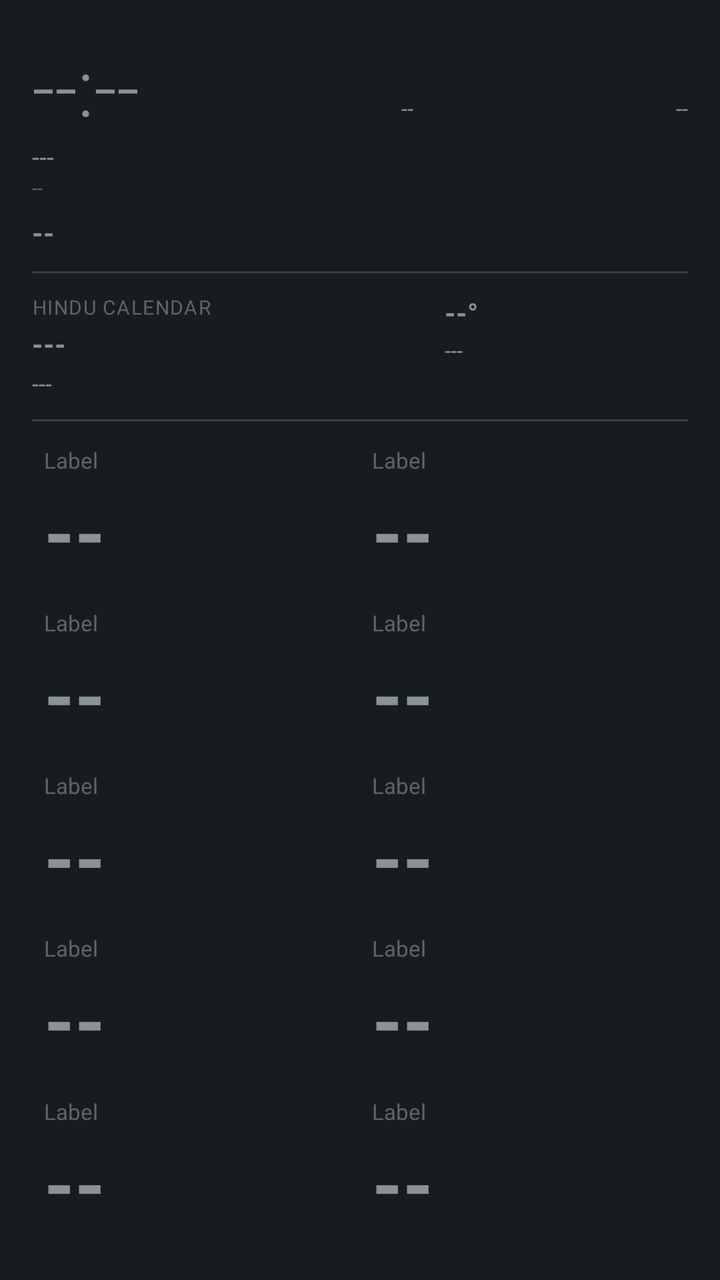
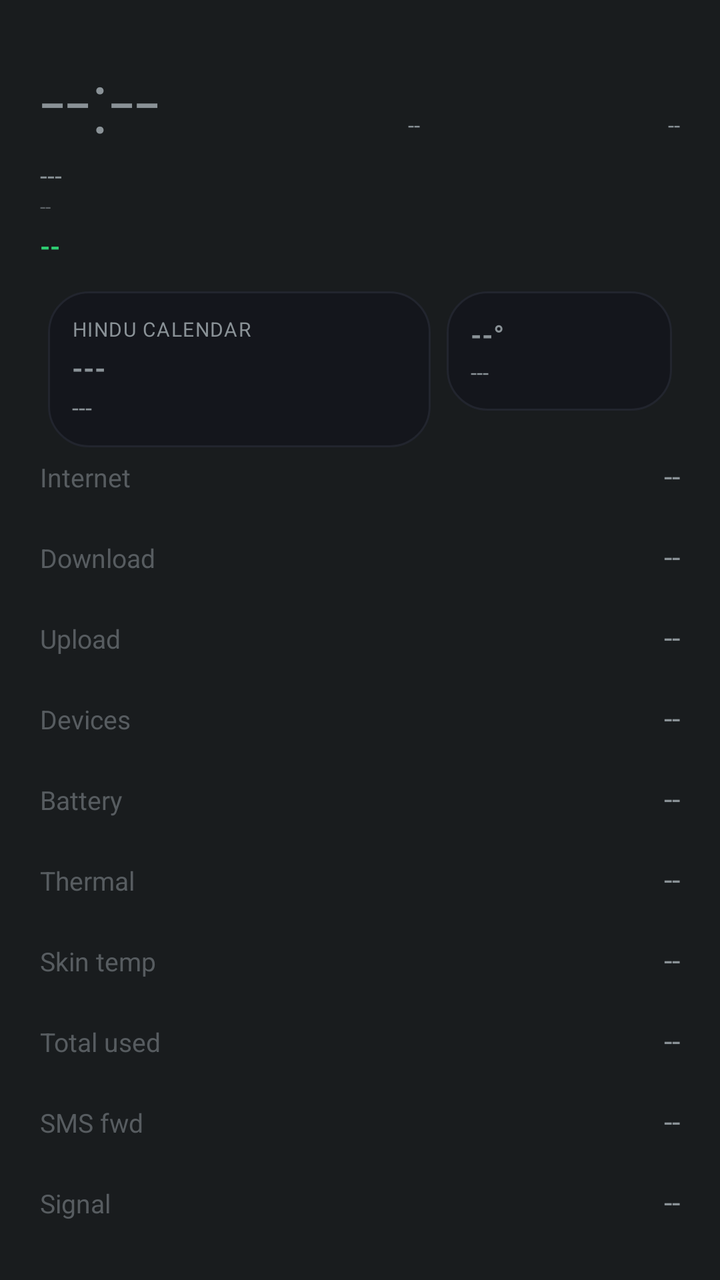

Compare the two renders of this Android layout. The source of the first and the diff that turns it into the second are given below.
<!-- AndroidManifest.xml: application theme android:Theme.DeviceDefault.NoActionBar -->
<!-- res/layout/aod_layout_oneplus_minimal.xml -->
<?xml version="1.0" encoding="utf-8"?>
<LinearLayout xmlns:android="http://schemas.android.com/apk/res/android"
    android:id="@+id/bg_root"
    android:layout_width="match_parent"
    android:layout_height="match_parent"
    android:orientation="vertical"
    android:padding="16dp">

    <LinearLayout
        android:layout_width="match_parent"
        android:layout_height="wrap_content"
        android:orientation="horizontal">

        <TextView
            android:id="@+id/clock"
            android:layout_width="wrap_content"
            android:layout_height="wrap_content"
            android:textSize="40sp"
            android:fontFamily="sans-serif-light"
            android:text="--:--" />

        <TextView
            android:id="@+id/net_type_badge"
            android:layout_width="0dp"
            android:layout_height="wrap_content"
            android:layout_weight="1"
            android:layout_gravity="top"
            android:gravity="end"
            android:textSize="11sp"
            android:text="--" />

        <TextView
            android:id="@+id/akd_badge"
            android:layout_width="0dp"
            android:layout_height="wrap_content"
            android:layout_weight="1"
            android:layout_gravity="top"
            android:gravity="end"
            android:textSize="11sp"
            android:text="--" />
    </LinearLayout>

    <TextView
        android:id="@+id/date"
        android:layout_width="wrap_content"
        android:layout_height="wrap_content"
        android:textSize="13sp"
        android:text="---" />

    <TextView
        android:id="@+id/perf_badge"
        android:layout_width="wrap_content"
        android:layout_height="wrap_content"
        android:textSize="10sp"
        android:alpha="0.6"
        android:text="--" />

    <TextView
        android:id="@+id/health_badge"
        android:layout_width="wrap_content"
        android:layout_height="wrap_content"
        android:layout_marginTop="6dp"
        android:textAllCaps="true"
        android:textStyle="bold"
        android:textSize="14sp"
        android:text="--" />

    <TextView
        android:id="@+id/muhurat_badge"
        android:layout_width="wrap_content"
        android:layout_height="wrap_content"
        android:textSize="11sp"
        android:textStyle="bold"
        android:visibility="gone"
        android:text="--" />

    <View
        android:layout_width="match_parent"
        android:layout_height="1dp"
        android:layout_marginTop="10dp"
        android:layout_marginBottom="10dp"
        android:alpha="0.15"
        android:background="#ffffff" />

    <LinearLayout
        android:layout_width="match_parent"
        android:layout_height="wrap_content"
        android:orientation="horizontal">

        <LinearLayout
            android:id="@+id/panchang_card"
            android:layout_width="0dp"
            android:layout_height="wrap_content"
            android:layout_weight="1.7"
            android:orientation="vertical">

            <TextView
                android:id="@+id/panchang_header"
                android:layout_width="wrap_content"
                android:layout_height="wrap_content"
                android:textSize="10sp"
                android:textAllCaps="true"
                android:letterSpacing="0.05"
                android:alpha="0.6"
                android:text="Hindu calendar" />

            <TextView
                android:id="@+id/panchang_tithi"
                android:layout_width="match_parent"
                android:layout_height="wrap_content"
                android:layout_marginTop="2dp"
                android:textStyle="bold"
                android:maxLines="1"
                android:autoSizeTextType="uniform"
                android:autoSizeMinTextSize="13sp"
                android:autoSizeMaxTextSize="18sp"
                android:text="---" />

            <TextView
                android:id="@+id/panchang_nakshatra"
                android:layout_width="match_parent"
                android:layout_height="wrap_content"
                android:layout_marginTop="2dp"
                android:textSize="12sp"
                android:maxLines="1"
                android:ellipsize="end"
                android:text="---" />
        </LinearLayout>

        <LinearLayout
            android:id="@+id/weather_card"
            android:layout_width="0dp"
            android:layout_height="wrap_content"
            android:layout_weight="1"
            android:orientation="vertical">

            <TextView
                android:id="@+id/weather_temp"
                android:layout_width="match_parent"
                android:layout_height="wrap_content"
                android:textStyle="bold"
                android:maxLines="1"
                android:autoSizeTextType="uniform"
                android:autoSizeMinTextSize="14sp"
                android:autoSizeMaxTextSize="22sp"
                android:text="--°" />

            <TextView
                android:id="@+id/weather_condition"
                android:layout_width="match_parent"
                android:layout_height="wrap_content"
                android:layout_marginTop="2dp"
                android:textSize="11sp"
                android:maxLines="2"
                android:text="---" />
        </LinearLayout>
    </LinearLayout>

    <View
        android:layout_width="match_parent"
        android:layout_height="1dp"
        android:layout_marginTop="10dp"
        android:layout_marginBottom="6dp"
        android:alpha="0.15"
        android:background="#ffffff" />

    <LinearLayout
        android:layout_width="match_parent"
        android:layout_height="0dp"
        android:layout_weight="1"
        android:orientation="horizontal">
        <include layout="@layout/aod_card_minimal" android:id="@+id/row0" />
        <include layout="@layout/aod_card_minimal" android:id="@+id/row1" />
    </LinearLayout>

    <LinearLayout
        android:layout_width="match_parent"
        android:layout_height="0dp"
        android:layout_weight="1"
        android:orientation="horizontal">
        <include layout="@layout/aod_card_minimal" android:id="@+id/row2" />
        <include layout="@layout/aod_card_minimal" android:id="@+id/row4" />
    </LinearLayout>

    <LinearLayout
        android:layout_width="match_parent"
        android:layout_height="0dp"
        android:layout_weight="1"
        android:orientation="horizontal">
        <include layout="@layout/aod_card_minimal" android:id="@+id/row5" />
        <include layout="@layout/aod_card_minimal" android:id="@+id/row6" />
    </LinearLayout>

    <LinearLayout
        android:layout_width="match_parent"
        android:layout_height="0dp"
        android:layout_weight="1"
        android:orientation="horizontal">
        <include layout="@layout/aod_card_minimal" android:id="@+id/row3" />
        <include layout="@layout/aod_card_minimal" android:id="@+id/row7" />
    </LinearLayout>

    <LinearLayout
        android:layout_width="match_parent"
        android:layout_height="0dp"
        android:layout_weight="1"
        android:orientation="horizontal">
        <include layout="@layout/aod_card_minimal" android:id="@+id/row8" />
        <include layout="@layout/aod_card_minimal" android:id="@+id/row9" />
    </LinearLayout>

</LinearLayout>
<!-- res/layout/aod_card_minimal.xml (included above) -->
<?xml version="1.0" encoding="utf-8"?>
<LinearLayout xmlns:android="http://schemas.android.com/apk/res/android"
    android:layout_width="0dp"
    android:layout_height="match_parent"
    android:layout_weight="1"
    android:layout_margin="6dp"
    android:orientation="vertical"
    android:gravity="center_vertical">

    <TextView
        android:id="@+id/stat_label"
        android:layout_width="wrap_content"
        android:layout_height="wrap_content"
        android:textSize="11sp"
        android:alpha="0.6"
        android:text="Label" />

    <TextView
        android:id="@+id/stat_value"
        android:layout_width="match_parent"
        android:layout_height="0dp"
        android:layout_weight="1"
        android:layout_marginTop="2dp"
        android:gravity="center_vertical"
        android:textStyle="bold"
        android:maxLines="1"
        android:autoSizeTextType="uniform"
        android:autoSizeMinTextSize="13sp"
        android:autoSizeMaxTextSize="60sp"
        android:autoSizeStepGranularity="1sp"
        android:text="--" />

</LinearLayout>
<!-- resources referenced by this layout -->
<resources>

</resources>

<!-- the commit's change to res/layout/aod_layout_oneplus_minimal.xml (unified diff, before → after) -->
@@ -4,243 +4,77 @@
     android:layout_width="match_parent"
     android:layout_height="match_parent"
     android:orientation="vertical"
-    android:padding="16dp">
+    android:padding="20dp">
 
     <LinearLayout
         android:layout_width="match_parent"
         android:layout_height="wrap_content"
         android:orientation="horizontal">
+        <TextView android:id="@+id/clock" android:layout_width="wrap_content" android:layout_height="wrap_content"
+            android:textSize="44sp" android:fontFamily="sans-serif-light" android:text="--:--" />
+        <TextView android:id="@+id/net_type_badge" android:layout_width="0dp" android:layout_height="wrap_content" android:layout_weight="1"
+            android:layout_gravity="top" android:gravity="end" android:textSize="11sp" android:text="--" />
+        <TextView android:id="@+id/akd_badge" android:layout_width="0dp" android:layout_height="wrap_content" android:layout_weight="1"
+            android:layout_gravity="top" android:gravity="end" android:textSize="11sp" android:text="--" />
+    </LinearLayout>
+    <TextView android:id="@+id/date" android:layout_width="wrap_content" android:layout_height="wrap_content" android:textSize="13sp" android:text="---" />
+    <TextView android:id="@+id/perf_badge" android:layout_width="wrap_content" android:layout_height="wrap_content" android:textSize="10sp" android:alpha="0.6" android:text="--" />
+    <TextView android:id="@+id/health_badge" android:layout_width="wrap_content" android:layout_height="wrap_content" android:layout_marginTop="4dp"
+        android:textAllCaps="true" android:textStyle="bold" android:textSize="13sp" android:textColor="#2ecc71" android:text="--" />
+    <TextView android:id="@+id/muhurat_badge" android:layout_width="wrap_content" android:layout_height="wrap_content" android:textSize="11sp" android:textStyle="bold" android:visibility="gone" android:text="--" />
 
-        <TextView
-            android:id="@+id/clock"
-            android:layout_width="wrap_content"
-            android:layout_height="wrap_content"
-            android:textSize="40sp"
-            android:fontFamily="sans-serif-light"
-            android:text="--:--" />
-
-        <TextView
-            android:id="@+id/net_type_badge"
-            android:layout_width="0dp"
-            android:layout_height="wrap_content"
-            android:layout_weight="1"
-            android:layout_gravity="top"
-            android:gravity="end"
-            android:textSize="11sp"
-            android:text="--" />
-
-        <TextView
-            android:id="@+id/akd_badge"
-            android:layout_width="0dp"
-            android:layout_height="wrap_content"
-            android:layout_weight="1"
-            android:layout_gravity="top"
-            android:gravity="end"
-            android:textSize="11sp"
-            android:text="--" />
-    </LinearLayout>
-
-    <TextView
-        android:id="@+id/date"
-        android:layout_width="wrap_content"
-        android:layout_height="wrap_content"
-        android:textSize="13sp"
-        android:text="---" />
-
-    <TextView
-        android:id="@+id/perf_badge"
-        android:layout_width="wrap_content"
-        android:layout_height="wrap_content"
-        android:textSize="10sp"
-        android:alpha="0.6"
-        android:text="--" />
-
-    <TextView
-        android:id="@+id/health_badge"
-        android:layout_width="wrap_content"
-        android:layout_height="wrap_content"
-        android:layout_marginTop="6dp"
-        android:textAllCaps="true"
-        android:textStyle="bold"
-        android:textSize="14sp"
-        android:text="--" />
-
-    <TextView
-        android:id="@+id/muhurat_badge"
-        android:layout_width="wrap_content"
-        android:layout_height="wrap_content"
-        android:textSize="11sp"
-        android:textStyle="bold"
-        android:visibility="gone"
-        android:text="--" />
-
-    <View
-        android:layout_width="match_parent"
-        android:layout_height="1dp"
-        android:layout_marginTop="10dp"
-        android:layout_marginBottom="10dp"
-        android:alpha="0.15"
-        android:background="#ffffff" />
-
-    <LinearLayout
-        android:layout_width="match_parent"
-        android:layout_height="wrap_content"
-        android:orientation="horizontal">
-
-        <LinearLayout
-            android:id="@+id/panchang_card"
-            android:layout_width="0dp"
-            android:layout_height="wrap_content"
-            android:layout_weight="1.7"
-            android:orientation="vertical">
-
-            <TextView
-                android:id="@+id/panchang_header"
-                android:layout_width="wrap_content"
-                android:layout_height="wrap_content"
-                android:textSize="10sp"
-                android:textAllCaps="true"
-                android:letterSpacing="0.05"
-                android:alpha="0.6"
-                android:text="Hindu calendar" />
-
-            <TextView
-                android:id="@+id/panchang_tithi"
-                android:layout_width="match_parent"
-                android:layout_height="wrap_content"
-                android:layout_marginTop="2dp"
-                android:textStyle="bold"
-                android:maxLines="1"
-                android:autoSizeTextType="uniform"
-                android:autoSizeMinTextSize="13sp"
-                android:autoSizeMaxTextSize="18sp"
-                android:text="---" />
-
-            <TextView
-                android:id="@+id/panchang_nakshatra"
-                android:layout_width="match_parent"
-                android:layout_height="wrap_content"
-                android:layout_marginTop="2dp"
-                android:textSize="12sp"
-                android:maxLines="1"
-                android:ellipsize="end"
-                android:text="---" />
+    <LinearLayout android:layout_width="match_parent" android:layout_height="wrap_content" android:orientation="horizontal" android:layout_marginTop="10dp">
+        <LinearLayout android:id="@+id/panchang_card" android:layout_width="0dp" android:layout_height="wrap_content" android:layout_weight="1.7" android:layout_margin="4dp"
+            android:background="@drawable/bg_card" android:orientation="vertical" android:gravity="center_vertical" android:padding="12dp">
+            <TextView android:id="@+id/panchang_header" android:layout_width="wrap_content" android:layout_height="wrap_content" android:textSize="10sp" android:textAllCaps="true" android:letterSpacing="0.05" android:text="Hindu calendar" />
+            <TextView android:id="@+id/panchang_tithi" android:layout_width="match_parent" android:layout_height="wrap_content" android:layout_marginTop="3dp" android:textStyle="bold" android:maxLines="1" android:autoSizeTextType="uniform" android:autoSizeMinTextSize="13sp" android:autoSizeMaxTextSize="18sp" android:text="---" />
+            <TextView android:id="@+id/panchang_nakshatra" android:layout_width="match_parent" android:layout_height="wrap_content" android:layout_marginTop="2dp" android:textSize="12sp" android:maxLines="1" android:ellipsize="end" android:text="---" />
         </LinearLayout>
-
-        <LinearLayout
-            android:id="@+id/weather_card"
-            android:layout_width="0dp"
-            android:layout_height="wrap_content"
-            android:layout_weight="1"
-            android:orientation="vertical">
-
-            <TextView
-                android:id="@+id/weather_temp"
-                android:layout_width="match_parent"
-                android:layout_height="wrap_content"
-                android:textStyle="bold"
-                android:maxLines="1"
-                android:autoSizeTextType="uniform"
-                android:autoSizeMinTextSize="14sp"
-                android:autoSizeMaxTextSize="22sp"
-                android:text="--°" />
-
-            <TextView
-                android:id="@+id/weather_condition"
-                android:layout_width="match_parent"
-                android:layout_height="wrap_content"
-                android:layout_marginTop="2dp"
-                android:textSize="11sp"
-                android:maxLines="2"
-                android:text="---" />
+        <LinearLayout android:id="@+id/weather_card" android:layout_width="0dp" android:layout_height="wrap_content" android:layout_weight="1" android:layout_margin="4dp"
+            android:background="@drawable/bg_card" android:orientation="vertical" android:gravity="center_vertical" android:padding="12dp">
+            <TextView android:id="@+id/weather_temp" android:layout_width="match_parent" android:layout_height="wrap_content" android:textStyle="bold" android:maxLines="1" android:autoSizeTextType="uniform" android:autoSizeMinTextSize="14sp" android:autoSizeMaxTextSize="20sp" android:text="--°" />
+            <TextView android:id="@+id/weather_condition" android:layout_width="match_parent" android:layout_height="wrap_content" android:layout_marginTop="2dp" android:textSize="11sp" android:maxLines="2" android:text="---" />
         </LinearLayout>
     </LinearLayout>
-
-    <View
-        android:layout_width="match_parent"
-        android:layout_height="1dp"
-        android:layout_marginTop="10dp"
-        android:layout_marginBottom="6dp"
-        android:alpha="0.15"
-        android:background="#ffffff" />
-
-    <LinearLayout
-        android:layout_width="match_parent"
-        android:layout_height="0dp"
-        android:layout_weight="1"
-        android:orientation="horizontal">
-        <include layout="@layout/aod_card_minimal" android:id="@+id/row0" />
-        <include layout="@layout/aod_card_minimal" android:id="@+id/row1" />
+    <LinearLayout android:id="@+id/row8" android:layout_width="match_parent" android:layout_height="wrap_content" android:orientation="horizontal" android:layout_marginBottom="20dp">
+        <TextView android:id="@+id/stat_label" android:layout_width="0dp" android:layout_weight="1" android:layout_height="wrap_content" android:textSize="13sp" android:alpha="0.55" android:text="Internet" />
+        <TextView android:id="@+id/stat_value" android:layout_width="wrap_content" android:layout_height="wrap_content" android:textSize="15sp" android:text="--" />
     </LinearLayout>
-
-    <LinearLayout
-        android:layout_width="match_parent"
-        android:layout_height="0dp"
-        android:layout_weight="1"
-        android:orientation="horizontal">
-        <include layout="@layout/aod_card_minimal" android:id="@+id/row2" />
-        <include layout="@layout/aod_card_minimal" android:id="@+id/row4" />
+    <LinearLayout android:id="@+id/row0" android:layout_width="match_parent" android:layout_height="wrap_content" android:orientation="horizontal" android:layout_marginBottom="20dp">
+        <TextView android:id="@+id/stat_label" android:layout_width="0dp" android:layout_weight="1" android:layout_height="wrap_content" android:textSize="13sp" android:alpha="0.55" android:text="Download" />
+        <TextView android:id="@+id/stat_value" android:layout_width="wrap_content" android:layout_height="wrap_content" android:textSize="15sp" android:text="--" />
     </LinearLayout>
-
-    <LinearLayout
-        android:layout_width="match_parent"
-        android:layout_height="0dp"
-        android:layout_weight="1"
-        android:orientation="horizontal">
-        <include layout="@layout/aod_card_minimal" android:id="@+id/row5" />
-        <include layout="@layout/aod_card_minimal" android:id="@+id/row6" />
+    <LinearLayout android:id="@+id/row1" android:layout_width="match_parent" android:layout_height="wrap_content" android:orientation="horizontal" android:layout_marginBottom="20dp">
+        <TextView android:id="@+id/stat_label" android:layout_width="0dp" android:layout_weight="1" android:layout_height="wrap_content" android:textSize="13sp" android:alpha="0.55" android:text="Upload" />
+        <TextView android:id="@+id/stat_value" android:layout_width="wrap_content" android:layout_height="wrap_content" android:textSize="15sp" android:text="--" />
     </LinearLayout>
-
-    <LinearLayout
-        android:layout_width="match_parent"
-        android:layout_height="0dp"
-        android:layout_weight="1"
-        android:orientation="horizontal">
-        <include layout="@layout/aod_card_minimal" android:id="@+id/row3" />
-        <include layout="@layout/aod_card_minimal" android:id="@+id/row7" />
+    <LinearLayout android:id="@+id/row2" android:layout_width="match_parent" android:layout_height="wrap_content" android:orientation="horizontal" android:layout_marginBottom="20dp">
+        <TextView android:id="@+id/stat_label" android:layout_width="0dp" android:layout_weight="1" android:layout_height="wrap_content" android:textSize="13sp" android:alpha="0.55" android:text="Devices" />
+        <TextView android:id="@+id/stat_value" android:layout_width="wrap_content" android:layout_height="wrap_content" android:textSize="15sp" android:text="--" />
     </LinearLayout>
-
-    <LinearLayout
-        android:layout_width="match_parent"
-        android:layout_height="0dp"
-        android:layout_weight="1"
-        android:orientation="horizontal">
-        <include layout="@layout/aod_card_minimal" android:id="@+id/row8" />
-        <include layout="@layout/aod_card_minimal" android:id="@+id/row9" />
+    <LinearLayout android:id="@+id/row4" android:layout_width="match_parent" android:layout_height="wrap_content" android:orientation="horizontal" android:layout_marginBottom="20dp">
+        <TextView android:id="@+id/stat_label" android:layout_width="0dp" android:layout_weight="1" android:layout_height="wrap_content" android:textSize="13sp" android:alpha="0.55" android:text="Battery" />
+        <TextView android:id="@+id/stat_value" android:layout_width="wrap_content" android:layout_height="wrap_content" android:textSize="15sp" android:text="--" />
+    </LinearLayout>
+    <LinearLayout android:id="@+id/row5" android:layout_width="match_parent" android:layout_height="wrap_content" android:orientation="horizontal" android:layout_marginBottom="20dp">
+        <TextView android:id="@+id/stat_label" android:layout_width="0dp" android:layout_weight="1" android:layout_height="wrap_content" android:textSize="13sp" android:alpha="0.55" android:text="Thermal" />
+        <TextView android:id="@+id/stat_value" android:layout_width="wrap_content" android:layout_height="wrap_content" android:textSize="15sp" android:text="--" />
+    </LinearLayout>
+    <LinearLayout android:id="@+id/row6" android:layout_width="match_parent" android:layout_height="wrap_content" android:orientation="horizontal" android:layout_marginBottom="20dp">
+        <TextView android:id="@+id/stat_label" android:layout_width="0dp" android:layout_weight="1" android:layout_height="wrap_content" android:textSize="13sp" android:alpha="0.55" android:text="Skin temp" />
+        <TextView android:id="@+id/stat_value" android:layout_width="wrap_content" android:layout_height="wrap_content" android:textSize="15sp" android:text="--" />
+    </LinearLayout>
+    <LinearLayout android:id="@+id/row3" android:layout_width="match_parent" android:layout_height="wrap_content" android:orientation="horizontal" android:layout_marginBottom="20dp">
+        <TextView android:id="@+id/stat_label" android:layout_width="0dp" android:layout_weight="1" android:layout_height="wrap_content" android:textSize="13sp" android:alpha="0.55" android:text="Total used" />
+        <TextView android:id="@+id/stat_value" android:layout_width="wrap_content" android:layout_height="wrap_content" android:textSize="15sp" android:text="--" />
+    </LinearLayout>
+    <LinearLayout android:id="@+id/row7" android:layout_width="match_parent" android:layout_height="wrap_content" android:orientation="horizontal" android:layout_marginBottom="20dp">
+        <TextView android:id="@+id/stat_label" android:layout_width="0dp" android:layout_weight="1" android:layout_height="wrap_content" android:textSize="13sp" android:alpha="0.55" android:text="SMS fwd" />
+        <TextView android:id="@+id/stat_value" android:layout_width="wrap_content" android:layout_height="wrap_content" android:textSize="15sp" android:text="--" />
+    </LinearLayout>
+    <LinearLayout android:id="@+id/row9" android:layout_width="match_parent" android:layout_height="wrap_content" android:orientation="horizontal">
+        <TextView android:id="@+id/stat_label" android:layout_width="0dp" android:layout_weight="1" android:layout_height="wrap_content" android:textSize="13sp" android:alpha="0.55" android:text="Signal" />
+        <TextView android:id="@+id/stat_value" android:layout_width="wrap_content" android:layout_height="wrap_content" android:textSize="15sp" android:text="--" />
     </LinearLayout>
 
 </LinearLayout>
-<!-- res/layout/aod_card_minimal.xml (included above) -->
-<?xml version="1.0" encoding="utf-8"?>
-<LinearLayout xmlns:android="http://schemas.android.com/apk/res/android"
-    android:layout_width="0dp"
-    android:layout_height="match_parent"
-    android:layout_weight="1"
-    android:layout_margin="6dp"
-    android:orientation="vertical"
-    android:gravity="center_vertical">
-
-    <TextView
-        android:id="@+id/stat_label"
-        android:layout_width="wrap_content"
-        android:layout_height="wrap_content"
-        android:textSize="11sp"
-        android:alpha="0.6"
-        android:text="Label" />
-
-    <TextView
-        android:id="@+id/stat_value"
-        android:layout_width="match_parent"
-        android:layout_height="0dp"
-        android:layout_weight="1"
-        android:layout_marginTop="2dp"
-        android:gravity="center_vertical"
-        android:textStyle="bold"
-        android:maxLines="1"
-        android:autoSizeTextType="uniform"
-        android:autoSizeMinTextSize="13sp"
-        android:autoSizeMaxTextSize="60sp"
-        android:autoSizeStepGranularity="1sp"
-        android:text="--" />
-
-</LinearLayout>
<!-- resource entries referenced after the edit -->
@@ -1,5 +1,11 @@
 <!-- resources referenced by this layout -->
 <resources>
-
+  <!-- drawable bg_card (drawable) -->
+  <?xml version="1.0" encoding="utf-8"?>
+  <shape xmlns:android="http://schemas.android.com/apk/res/android">
+      <solid android:color="#14161C" />
+      <corners android:radius="20dp" />
+      <stroke android:width="1dp" android:color="#22252E" />
+  </shape>
 </resources>
 
